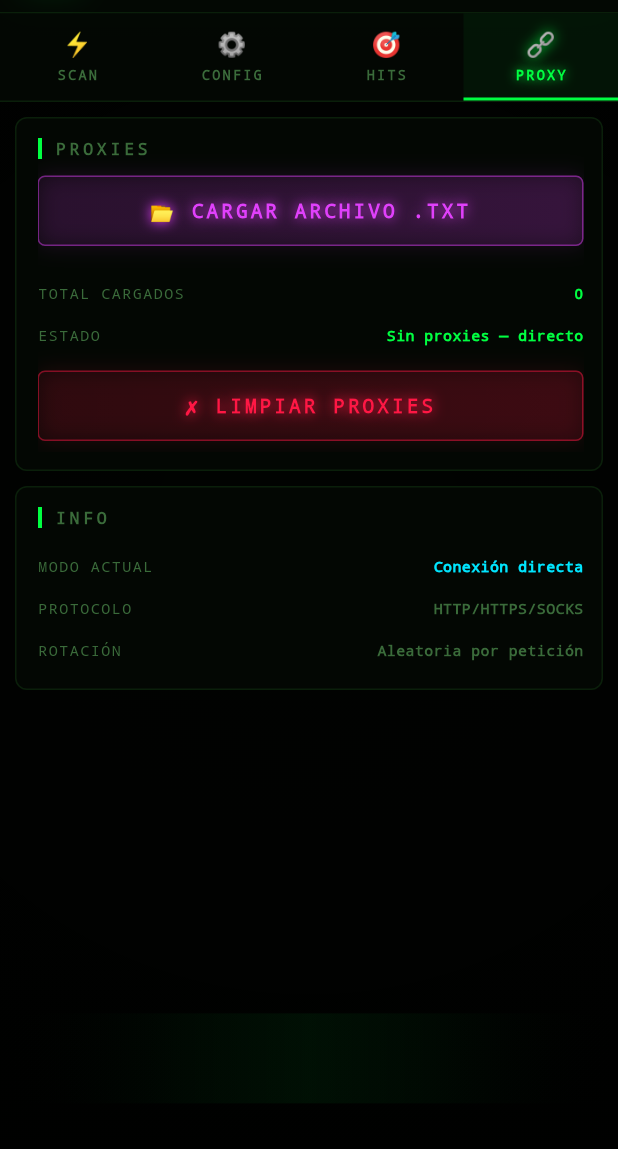
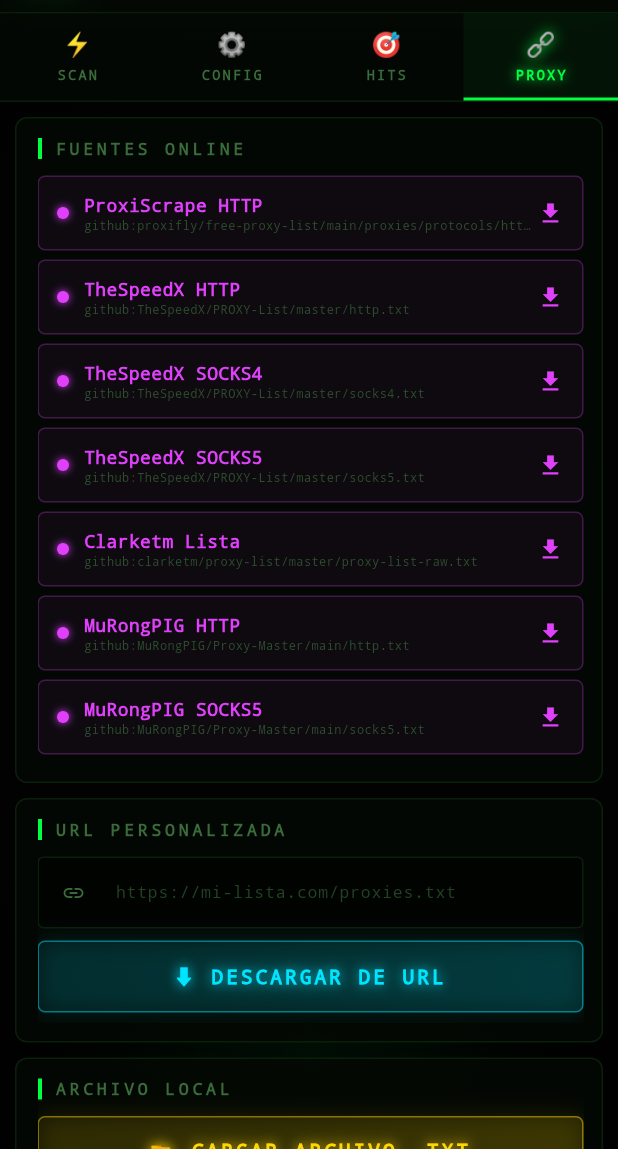
Before and after one commit to paragpt04-boop/ETsitoScannerPro, a Flutter app: the screen it shows after launch, after a tap on "⚙️", after a tap on "HITS", after a tap on "PROXY", on a phone screen of 412 x 824 dp, the part 87-1236 px from its top. Run offline on Flutter 3.47's test engine with Material 3 defaults, Android fonts, the phone set to English and light mode, and no system bars; our stand-ins replace file_picker, share_plus.

Commit message:
Proxies online - lista de fuentes + URL personalizada

```diff
--- a/lib/main.dart
+++ b/lib/main.dart
@@ -1031,21 +1031,110 @@ class _HS extends State<HomeScreen> with TickerProviderStateMixin {
     ]),
   );
 
+  final _proxyUrls = {
+    'ProxiScrape HTTP': 'https://raw.githubusercontent.com/proxifly/free-proxy-list/main/proxies/protocols/http/data.txt',
+    'TheSpeedX HTTP': 'https://raw.githubusercontent.com/TheSpeedX/PROXY-List/master/http.txt',
+    'TheSpeedX SOCKS4': 'https://raw.githubusercontent.com/TheSpeedX/PROXY-List/master/socks4.txt',
+    'TheSpeedX SOCKS5': 'https://raw.githubusercontent.com/TheSpeedX/PROXY-List/master/socks5.txt',
+    'Clarketm Lista': 'https://raw.githubusercontent.com/clarketm/proxy-list/master/proxy-list-raw.txt',
+    'MuRongPIG HTTP': 'https://raw.githubusercontent.com/MuRongPIG/Proxy-Master/main/http.txt',
+    'MuRongPIG SOCKS5': 'https://raw.githubusercontent.com/MuRongPIG/Proxy-Master/main/socks5.txt',
+  };
+
+  bool _downloading = false;
+  final _customUrlCtrl = TextEditingController();
+
+  Future<void> _downloadProxies(String url) async {
+    setState(() => _downloading = true);
+    _toast('⌛ Descargando proxies...');
+    try {
+      final req = await _client.getUrl(Uri.parse(url));
+      req.headers.set('User-Agent', _ua());
+      final res = await req.close().timeout(const Duration(seconds: 15));
+      final body = await res.transform(utf8.decoder).join();
+      final lines = body.split('\n')
+        .map((l) => l.trim())
+        .where((l) => l.isNotEmpty && l.contains(':'))
+        .toList();
+      setState(() {
+        _proxies.clear();
+        _proxies.addAll(lines);
+        _downloading = false;
+      });
+      _toast('✓ \${lines.length} proxies descargados');
+    } catch (e) {
+      setState(() => _downloading = false);
+      _toast('⚠ Error descargando proxies');
+    }
+  }
+
   Widget _proxyTab() => ListView(padding: const EdgeInsets.all(10), children: [
-    _card(ac: cMg, child: Column(children: [
-      _ct('PROXIES'),
-      _btn('📂 CARGAR ARCHIVO .TXT', c: cMg, onTap: _loadProxies),
-      const SizedBox(height: 10),
-      _prow('TOTAL CARGADOS', '${_proxies.length}', cG),
-      _prow('ESTADO', _proxies.isEmpty ? 'Sin proxies — directo' : '${_proxies.length} listos', cG),
-      const SizedBox(height: 10),
-      _btn('✗ LIMPIAR PROXIES', c: cRe, onTap: () => setState(() => _proxies.clear())),
+    _card(ac: cMg, child: Column(crossAxisAlignment: CrossAxisAlignment.start, children: [
+      _ct('FUENTES ONLINE'),
+      ..._proxyUrls.entries.map((e) => GestureDetector(
+        onTap: () => _downloadProxies(e.value),
+        child: Container(
+          margin: const EdgeInsets.only(bottom: 6),
+          padding: const EdgeInsets.symmetric(horizontal: 12, vertical: 10),
+          decoration: BoxDecoration(
+            color: cMg.withOpacity(0.05),
+            borderRadius: BorderRadius.circular(5),
+            border: Border.all(color: cMg.withOpacity(0.25)),
+          ),
+          child: Row(children: [
+            Container(width: 8, height: 8, decoration: const BoxDecoration(
+              shape: BoxShape.circle, color: cMg,
+              boxShadow: [BoxShadow(color: cMg, blurRadius: 4)],
+            )),
+            const SizedBox(width: 10),
+            Expanded(child: Column(crossAxisAlignment: CrossAxisAlignment.start, children: [
+              Text(e.key, style: const TextStyle(color: cMg, fontSize: 12, fontWeight: FontWeight.bold)),
+              Text(e.value.replaceAll('https://raw.githubusercontent.com/', 'github:'),
+                style: TextStyle(color: cDg.withOpacity(0.7), fontSize: 8),
+                overflow: TextOverflow.ellipsis),
+            ])),
+            _downloading
+              ? const SizedBox(width: 16, height: 16,
+                  child: CircularProgressIndicator(strokeWidth: 2, color: cMg))
+              : const Icon(Icons.download, color: cMg, size: 18),
+          ]),
+        ),
+      )),
+    ])),
+    _card(ac: cCy, child: Column(children: [
+      _ct('URL PERSONALIZADA'),
+      TextField(
+        controller: _customUrlCtrl,
+        style: const TextStyle(color: cG, fontSize: 11, fontFamily: 'monospace'),
+        decoration: InputDecoration(
+          hintText: 'https://mi-lista.com/proxies.txt',
+          hintStyle: TextStyle(color: cDg.withOpacity(0.6), fontSize: 11),
+          filled: true, fillColor: Colors.black54,
+          prefixIcon: const Icon(Icons.link, color: cDg, size: 16),
+          border: OutlineInputBorder(borderRadius: BorderRadius.circular(4), borderSide: const BorderSide(color: cBr)),
+          enabledBorder: OutlineInputBorder(borderRadius: BorderRadius.circular(4), borderSide: const BorderSide(color: cBr)),
+          focusedBorder: OutlineInputBorder(borderRadius: BorderRadius.circular(4), borderSide: const BorderSide(color: cG, width: 1.5)),
+          contentPadding: const EdgeInsets.symmetric(horizontal: 10, vertical: 10),
+        ),
+      ),
+      const SizedBox(height: 8),
+      _btn('⬇ DESCARGAR DE URL', c: cCy, onTap: () {
+        final url = _customUrlCtrl.text.trim();
+        if (url.isEmpty) { _toast('⚠ Ingresa una URL'); return; }
+        _downloadProxies(url);
+      }),
+    ])),
+    _card(ac: cYe, child: Column(children: [
+      _ct('ARCHIVO LOCAL'),
+      _btn('📂 CARGAR ARCHIVO .TXT', c: cYe, onTap: _loadProxies),
     ])),
     _card(child: Column(children: [
-      _ct('INFO'),
-      _prow('MODO ACTUAL', _proxies.isEmpty ? 'Conexión directa' : 'Con proxies', cCy),
-      _prow('PROTOCOLO', 'HTTP/HTTPS/SOCKS', cDg),
-      _prow('ROTACIÓN', 'Aleatoria por petición', cDg),
+      _ct('ESTADO'),
+      _prow('TOTAL CARGADOS', '${_proxies.length}', cG),
+      _prow('MODO', _proxies.isEmpty ? 'Directo' : 'Con proxies', _proxies.isEmpty ? cDg : cG),
+      _prow('PROTOCOLO', 'HTTP/SOCKS4/SOCKS5', cDg),
+      const SizedBox(height: 8),
+      _btn('✗ LIMPIAR PROXIES', c: cRe, onTap: () => setState(() => _proxies.clear())),
     ])),
   ]);
 
```
